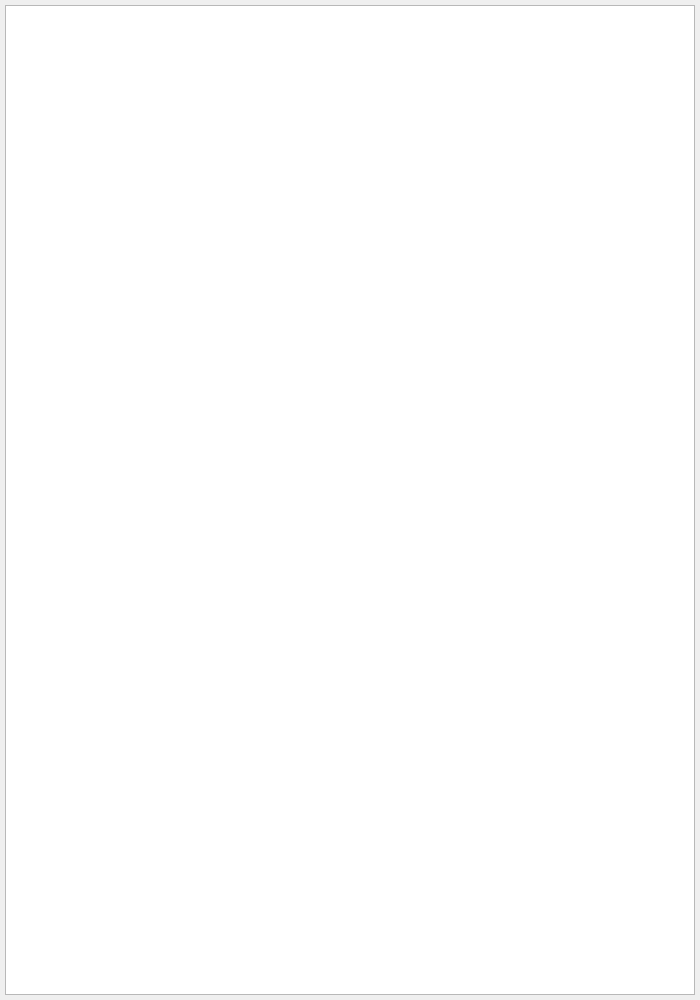
iankamin/MIPS-Autograder, file MIPS_creator/ui_files/ResultsWindow.ui: the form before one commit.
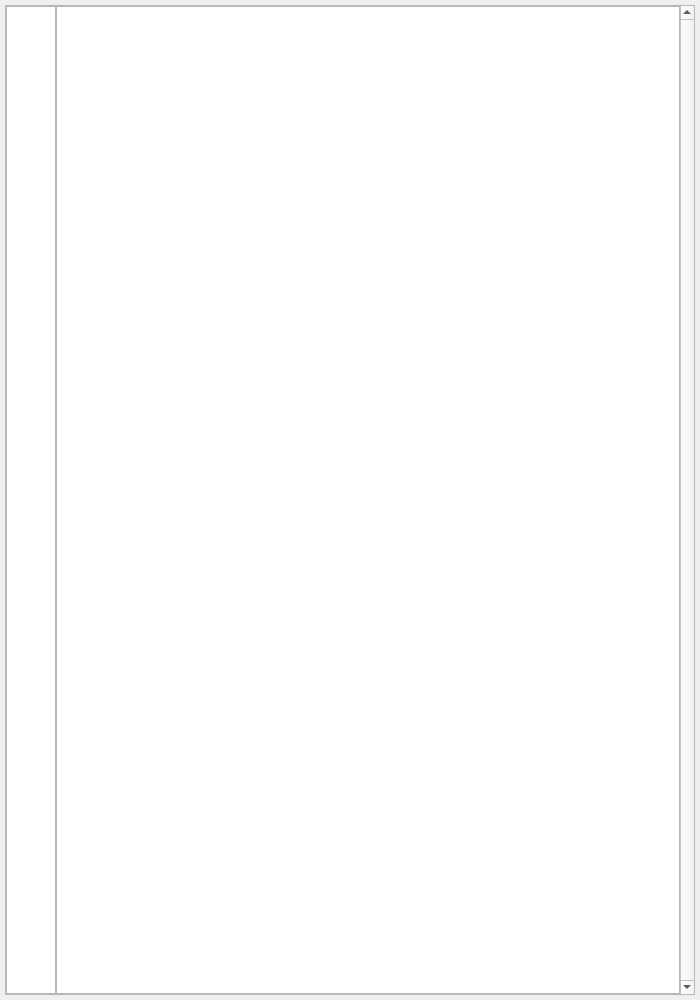
The form after the commit.

Diff of the .ui file:
```diff
--- a/MIPS_creator/ui_files/ResultsWindow.ui
+++ b/MIPS_creator/ui_files/ResultsWindow.ui
@@ -48,13 +48,115 @@
     <number>5</number>
    </property>
    <item row="0" column="0">
-    <widget class="QTextEdit" name="textBox">
-     <property name="undoRedoEnabled">
-      <bool>false</bool>
+    <widget class="QScrollArea" name="scrollArea">
+     <property name="verticalScrollBarPolicy">
+      <enum>Qt::ScrollBarAlwaysOn</enum>
      </property>
-     <property name="readOnly">
+     <property name="sizeAdjustPolicy">
+      <enum>QAbstractScrollArea::AdjustToContents</enum>
+     </property>
+     <property name="widgetResizable">
       <bool>true</bool>
      </property>
+     <widget class="QWidget" name="scrollAreaWidgetContents">
+      <property name="geometry">
+       <rect>
+        <x>0</x>
+        <y>0</y>
+        <width>674</width>
+        <height>988</height>
+       </rect>
+      </property>
+      <layout class="QHBoxLayout" name="horizontalLayout">
+       <property name="spacing">
+        <number>0</number>
+       </property>
+       <property name="leftMargin">
+        <number>0</number>
+       </property>
+       <property name="topMargin">
+        <number>0</number>
+       </property>
+       <property name="rightMargin">
+        <number>0</number>
+       </property>
+       <property name="bottomMargin">
+        <number>0</number>
+       </property>
+       <item>
+        <widget class="QTextEdit" name="lineNum">
+         <property name="sizePolicy">
+          <sizepolicy hsizetype="Fixed" vsizetype="Expanding">
+           <horstretch>0</horstretch>
+           <verstretch>0</verstretch>
+          </sizepolicy>
+         </property>
+         <property name="maximumSize">
+          <size>
+           <width>50</width>
+           <height>16777215</height>
+          </size>
+         </property>
+         <property name="verticalScrollBarPolicy">
+          <enum>Qt::ScrollBarAlwaysOff</enum>
+         </property>
+         <property name="horizontalScrollBarPolicy">
+          <enum>Qt::ScrollBarAlwaysOff</enum>
+         </property>
+         <property name="sizeAdjustPolicy">
+          <enum>QAbstractScrollArea::AdjustToContents</enum>
+         </property>
+         <property name="undoRedoEnabled">
+          <bool>false</bool>
+         </property>
+         <property name="lineWrapMode">
+          <enum>QTextEdit::NoWrap</enum>
+         </property>
+         <property name="readOnly">
+          <bool>true</bool>
+         </property>
+         <property name="html">
+          <string>&lt;!DOCTYPE HTML PUBLIC &quot;-//W3C//DTD HTML 4.0//EN&quot; &quot;http://www.w3.org/TR/REC-html40/strict.dtd&quot;&gt;
+&lt;html&gt;&lt;head&gt;&lt;meta name=&quot;qrichtext&quot; content=&quot;1&quot; /&gt;&lt;style type=&quot;text/css&quot;&gt;
+p, li { white-space: pre-wrap; }
+&lt;/style&gt;&lt;/head&gt;&lt;body style=&quot; font-family:'Sans Serif'; font-size:9pt; font-weight:400; font-style:normal;&quot;&gt;
+&lt;p align=&quot;right&quot; style=&quot;-qt-paragraph-type:empty; margin-top:0px; margin-bottom:0px; margin-left:0px; margin-right:0px; -qt-block-indent:0; text-indent:0px;&quot;&gt;&lt;br /&gt;&lt;/p&gt;&lt;/body&gt;&lt;/html&gt;</string>
+         </property>
+         <property name="acceptRichText">
+          <bool>true</bool>
+         </property>
+         <property name="textInteractionFlags">
+          <set>Qt::NoTextInteraction</set>
+         </property>
+         <property name="placeholderText">
+          <string/>
+         </property>
+        </widget>
+       </item>
+       <item>
+        <widget class="QTextEdit" name="textBox">
+         <property name="verticalScrollBarPolicy">
+          <enum>Qt::ScrollBarAlwaysOff</enum>
+         </property>
+         <property name="horizontalScrollBarPolicy">
+          <enum>Qt::ScrollBarAlwaysOff</enum>
+         </property>
+         <property name="sizeAdjustPolicy">
+          <enum>QAbstractScrollArea::AdjustToContents</enum>
+         </property>
+         <property name="undoRedoEnabled">
+          <bool>false</bool>
+         </property>
+         <property name="readOnly">
+          <bool>true</bool>
+         </property>
+         <property name="tabStopWidth">
+          <number>40</number>
+         </property>
+        </widget>
+       </item>
+      </layout>
+     </widget>
     </widget>
    </item>
   </layout>
```
